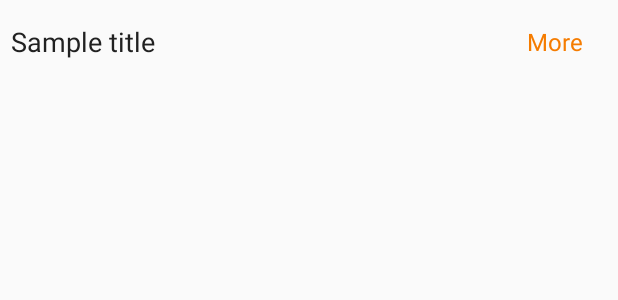
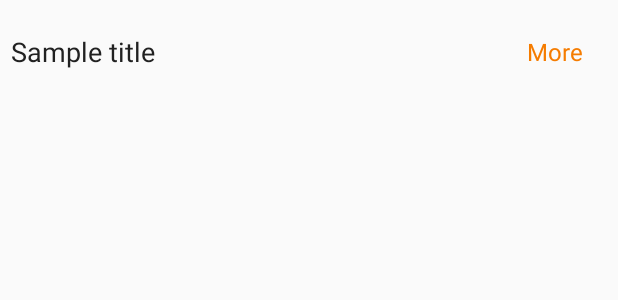
Before and after one commit to indraAsLesmana/Ezytopup_sunmi, an Android app: the layout list_item_home.xml on its own in the app's theme, with its tools: preview values and no code run, on a phone screen of 412 x 824 dp. Shown: the top 300 px of the screen. Run offline under Robolectric (Android 15) with nearby library versions, the phone set to English and light mode, and no system bars; network calls fail.

Commit message:
adding more space for category

```diff
--- a/app/src/main/res/layout/list_item_home.xml
+++ b/app/src/main/res/layout/list_item_home.xml
@@ -8,9 +8,9 @@
 
     <RelativeLayout
         android:layout_width="match_parent"
-        android:layout_height="wrap_content"
+        android:layout_height="58dp"
         android:padding="2dp"
-        android:layout_marginBottom="@dimen/activity_vertical_margin"
+        android:layout_marginBottom="8dp"
         android:background="?android:attr/selectableItemBackground"
         android:clickable="true">
 
--- a/app/src/main/res/layout/list_singlecard_favorite.xml
+++ b/app/src/main/res/layout/list_singlecard_favorite.xml
@@ -45,8 +45,8 @@
 
         <ImageView
             android:id="@+id/fav_image"
-            android:layout_width="100dp"
-            android:layout_height="100dp"
+            android:layout_width="@dimen/image_contenthwidth"
+            android:layout_height="@dimen/image_contenthigh"
             app:layout_constraintLeft_toLeftOf="parent"
             app:layout_constraintTop_toTopOf="parent"
             app:srcCompat="@drawable/com_facebook_profile_picture_blank_square" />
--- a/app/src/main/res/layout/list_singlecard_home.xml
+++ b/app/src/main/res/layout/list_singlecard_home.xml
@@ -16,8 +16,8 @@
 
         <ImageView
             android:id="@+id/item_image"
-            android:layout_width="100dp"
-            android:layout_height="100dp"
+            android:layout_width="@dimen/image_contenthwidth"
+            android:layout_height="@dimen/image_contenthigh"
             android:layout_marginLeft="0dp"
             android:layout_marginRight="0dp"
             android:layout_marginTop="0dp"
--- a/app/src/main/res/values/dimens.xml
+++ b/app/src/main/res/values/dimens.xml
@@ -10,4 +10,7 @@
     <dimen name="nav_header_height">160dp</dimen>
     <dimen name="fab_margin">16dp</dimen>
     <dimen name="imageslider">200dp</dimen>
+
+    <dimen name="image_contenthigh">100dp</dimen>
+    <dimen name="image_contenthwidth">100dp</dimen>
 </resources>
```
